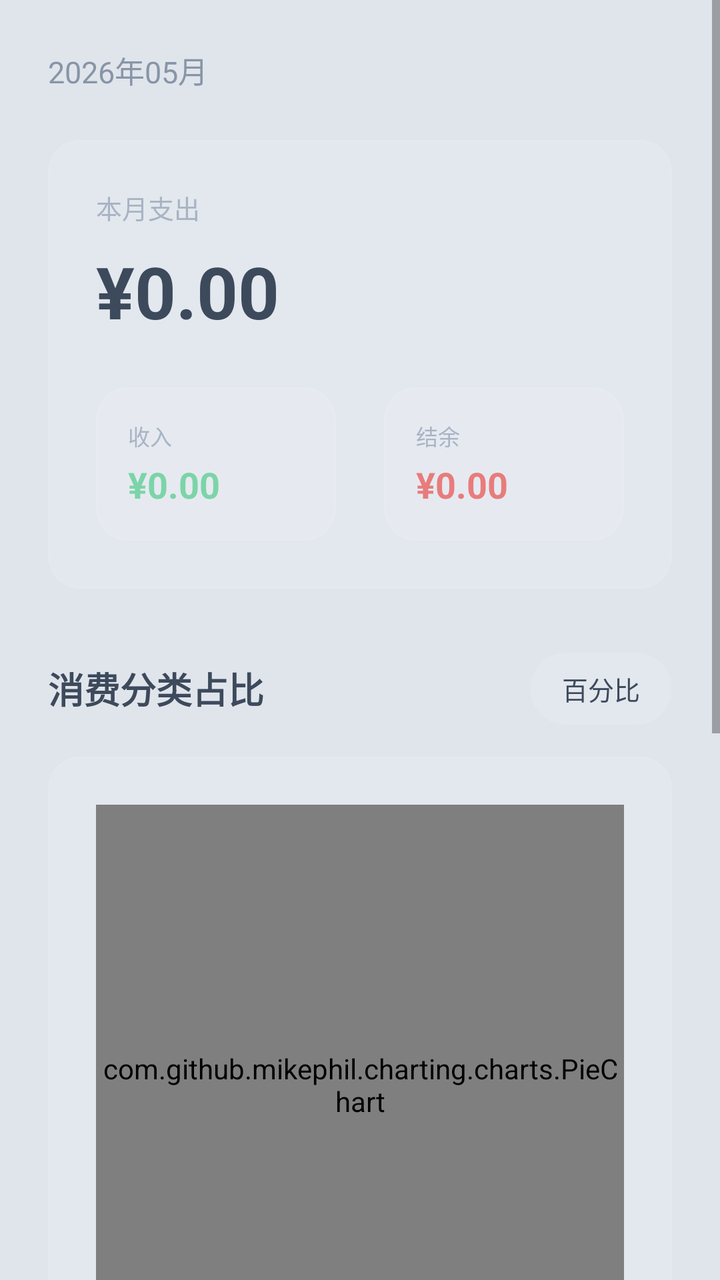
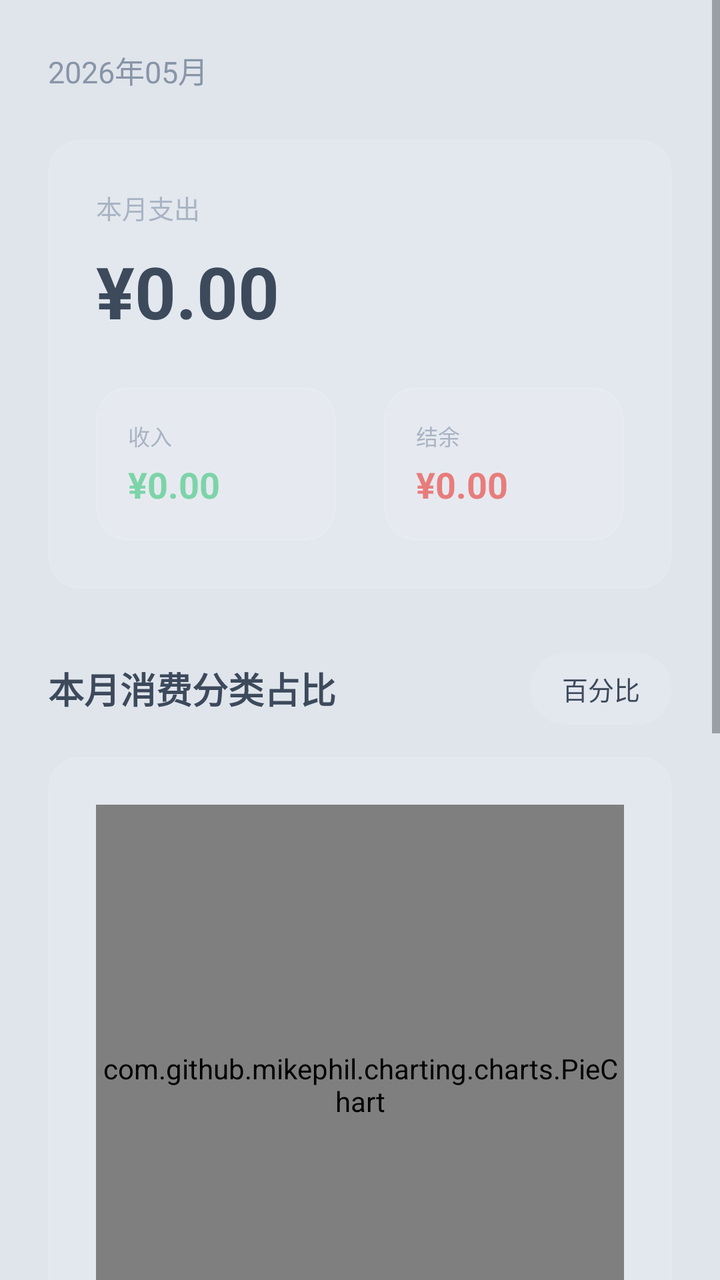

An Android layout rendered at two revisions. The XML below is the earlier revision; the diff shows what the commit changed to produce the second picture.
<!-- AndroidManifest.xml: application theme Theme.BillBook -->
<!-- res/layout/fragment_statistics.xml -->
<?xml version="1.0" encoding="utf-8"?>
<ScrollView xmlns:android="http://schemas.android.com/apk/res/android"
    android:layout_width="match_parent"
    android:layout_height="match_parent"
    android:background="@android:color/transparent"
    android:fillViewport="true">

    <LinearLayout
        android:layout_width="match_parent"
        android:layout_height="wrap_content"
        android:orientation="vertical"
        android:paddingHorizontal="@dimen/spacing_lg"
        android:paddingTop="@dimen/spacing_lg"
        android:paddingBottom="@dimen/spacing_lg">

        <TextView
            android:id="@+id/tvMonth"
            android:layout_width="wrap_content"
            android:layout_height="wrap_content"
            android:text="2026年05月"
            android:textColor="@color/text_secondary"
            android:textSize="@dimen/text_md" />

        
        <LinearLayout
            android:layout_width="match_parent"
            android:layout_height="wrap_content"
            android:layout_marginTop="@dimen/spacing_lg"
            android:background="@drawable/bg_glass_card"
            android:orientation="vertical"
            android:padding="@dimen/spacing_lg">

            <TextView
                android:layout_width="wrap_content"
                android:layout_height="wrap_content"
                android:text="本月支出"
                android:textColor="@color/text_hint"
                android:textSize="@dimen/text_sm" />

            <TextView
                android:id="@+id/tvTotalExpense"
                android:layout_width="wrap_content"
                android:layout_height="wrap_content"
                android:layout_marginTop="@dimen/spacing_sm"
                android:text="¥0.00"
                android:textColor="@color/text_primary"
                android:textSize="@dimen/text_display"
                android:textStyle="bold" />

            <LinearLayout
                android:layout_width="match_parent"
                android:layout_height="wrap_content"
                android:layout_marginTop="@dimen/spacing_lg"
                android:orientation="horizontal">

                <LinearLayout
                    android:layout_width="0dp"
                    android:layout_height="wrap_content"
                    android:layout_weight="1"
                    android:background="@drawable/bg_glass_card"
                    android:orientation="vertical"
                    android:padding="@dimen/spacing_md">

                    <TextView
                        android:layout_width="wrap_content"
                        android:layout_height="wrap_content"
                        android:text="收入"
                        android:textColor="@color/text_hint"
                        android:textSize="@dimen/text_xs" />

                    <TextView
                        android:id="@+id/tvTotalIncome"
                        android:layout_width="wrap_content"
                        android:layout_height="wrap_content"
                        android:layout_marginTop="@dimen/spacing_xs"
                        android:text="¥0.00"
                        android:textColor="@color/income_green"
                        android:textSize="@dimen/text_lg"
                        android:textStyle="bold" />
                </LinearLayout>

                <View
                    android:layout_width="@dimen/spacing_lg"
                    android:layout_height="match_parent" />

                <LinearLayout
                    android:layout_width="0dp"
                    android:layout_height="wrap_content"
                    android:layout_weight="1"
                    android:background="@drawable/bg_glass_card"
                    android:orientation="vertical"
                    android:padding="@dimen/spacing_md">

                    <TextView
                        android:layout_width="wrap_content"
                        android:layout_height="wrap_content"
                        android:text="结余"
                        android:textColor="@color/text_hint"
                        android:textSize="@dimen/text_xs" />

                    <TextView
                        android:id="@+id/tvBalance"
                        android:layout_width="wrap_content"
                        android:layout_height="wrap_content"
                        android:layout_marginTop="@dimen/spacing_xs"
                        android:text="¥0.00"
                        android:textColor="@color/expense_red"
                        android:textSize="@dimen/text_lg"
                        android:textStyle="bold" />
                </LinearLayout>
            </LinearLayout>
        </LinearLayout>

        
        <LinearLayout
            android:layout_width="match_parent"
            android:layout_height="wrap_content"
            android:layout_marginTop="@dimen/spacing_xl"
            android:gravity="center_vertical"
            android:orientation="horizontal">

            <TextView
                android:layout_width="0dp"
                android:layout_height="wrap_content"
                android:layout_weight="1"
                android:text="消费分类占比"
                android:textColor="@color/text_primary"
                android:textSize="@dimen/text_lg"
                android:textStyle="bold" />

            <TextView
                android:id="@+id/btnPieToggle"
                android:layout_width="wrap_content"
                android:layout_height="36dp"
                android:background="@drawable/bg_segment_control"
                android:gravity="center"
                android:minWidth="64dp"
                android:paddingHorizontal="16dp"
                android:text="百分比"
                android:textColor="@color/text_primary"
                android:textSize="@dimen/text_sm" />
        </LinearLayout>

        <LinearLayout
            android:layout_width="match_parent"
            android:layout_height="wrap_content"
            android:layout_marginTop="@dimen/spacing_md"
            android:background="@drawable/bg_glass_card"
            android:orientation="vertical"
            android:padding="@dimen/spacing_lg">

            <com.github.mikephil.charting.charts.PieChart
                android:id="@+id/pieChart"
                android:layout_width="match_parent"
                android:layout_height="280dp" />
        </LinearLayout>

        
        <TextView
            android:layout_width="wrap_content"
            android:layout_height="wrap_content"
            android:layout_marginTop="@dimen/spacing_xl"
            android:text="近6个月收支趋势"
            android:textColor="@color/text_primary"
            android:textSize="@dimen/text_lg"
            android:textStyle="bold" />

        <LinearLayout
            android:layout_width="match_parent"
            android:layout_height="wrap_content"
            android:layout_marginTop="@dimen/spacing_md"
            android:background="@drawable/bg_glass_card"
            android:orientation="vertical"
            android:padding="@dimen/spacing_lg">

            <com.github.mikephil.charting.charts.LineChart
                android:id="@+id/lineChart"
                android:layout_width="match_parent"
                android:layout_height="240dp" />
        </LinearLayout>

        <View
            android:layout_width="match_parent"
            android:layout_height="@dimen/spacing_lg" />
    </LinearLayout>
</ScrollView>
<!-- resources referenced by this layout -->
<resources>
  <color name="expense_red">#E87C7C</color>
  <color name="income_green">#7CD4A8</color>
  <color name="text_hint">#A8B4C4</color>
  <color name="text_primary">#3D4A5C</color>
  <color name="text_secondary">#8895A7</color>
  <dimen name="spacing_lg">24dp</dimen>
  <dimen name="spacing_md">16dp</dimen>
  <dimen name="spacing_sm">8dp</dimen>
  <dimen name="spacing_xl">32dp</dimen>
  <dimen name="spacing_xs">4dp</dimen>
  <dimen name="text_display">36sp</dimen>
  <dimen name="text_lg">18sp</dimen>
  <dimen name="text_md">15sp</dimen>
  <dimen name="text_sm">13sp</dimen>
  <dimen name="text_xs">11sp</dimen>
  <!-- drawable bg_glass_card (drawable) -->
  <?xml version="1.0" encoding="utf-8"?>
  <shape xmlns:android="http://schemas.android.com/apk/res/android"
      android:shape="rectangle">
      <solid android:color="#18FFFFFF" />
      <corners android:radius="16dp" />
      <stroke
          android:width="0.5dp"
          android:color="#20FFFFFF" />
  </shape>
  <!-- drawable bg_segment_control (drawable) -->
  <?xml version="1.0" encoding="utf-8"?>
  <shape xmlns:android="http://schemas.android.com/apk/res/android"
      android:shape="rectangle">
      <solid android:color="#15FFFFFF" />
      <corners android:radius="20dp" />
      <stroke android:width="0.5dp" android:color="#10FFFFFF" />
  </shape>
  <style name="Theme.BillBook" parent="Theme.MaterialComponents.Light.NoActionBar">
          <item name="colorPrimary">@color/colorPrimary</item>
          <item name="colorPrimaryDark">@color/colorPrimaryDark</item>
          <item name="colorAccent">@color/colorAccent</item>
          <item name="android:windowBackground">@color/bg_page</item>
          <item name="android:statusBarColor">@android:color/transparent</item>
          <item name="android:navigationBarColor">@android:color/transparent</item>
          <item name="android:windowLightNavigationBar">true</item>
      </style>
  <color name="colorPrimary">#6B8DD6</color>
  <color name="colorPrimaryDark">#5A7BC8</color>
  <color name="colorAccent">#8BA7E8</color>
  <color name="bg_page">#E0E5EC</color>
</resources>

<!-- the commit's change to res/layout/fragment_statistics.xml (unified diff, before → after) -->
@@ -123,7 +123,7 @@
                 android:layout_width="0dp"
                 android:layout_height="wrap_content"
                 android:layout_weight="1"
-                android:text="消费分类占比"
+                android:text="本月消费分类占比"
                 android:textColor="@color/text_primary"
                 android:textSize="@dimen/text_lg"
                 android:textStyle="bold" />
